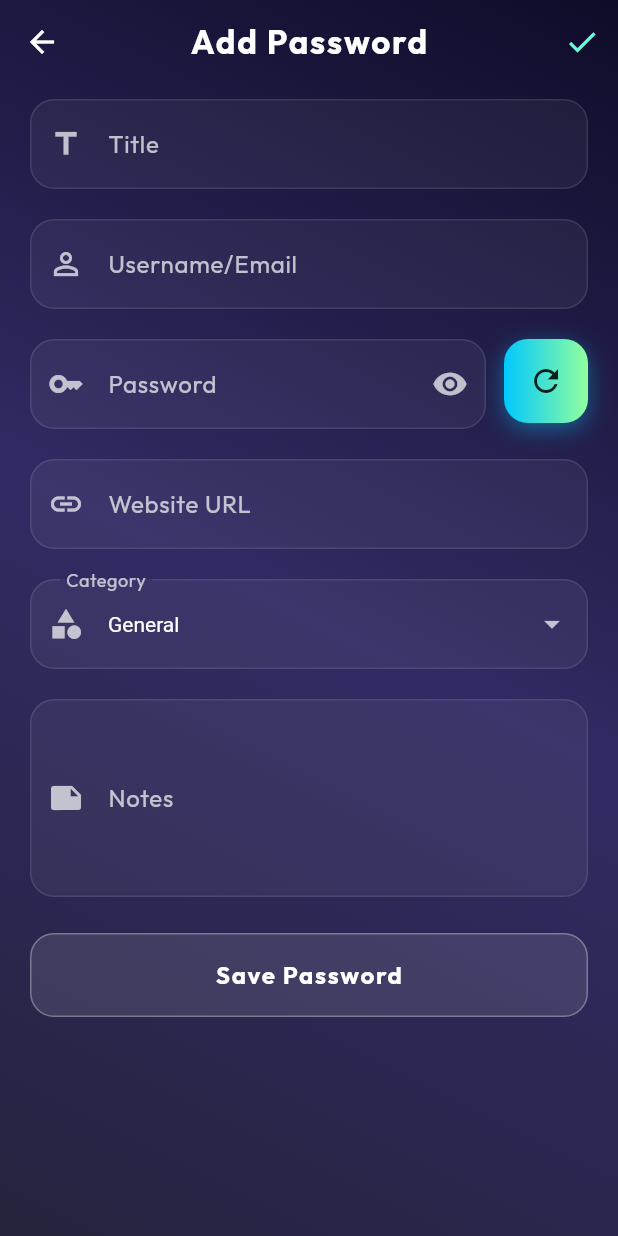
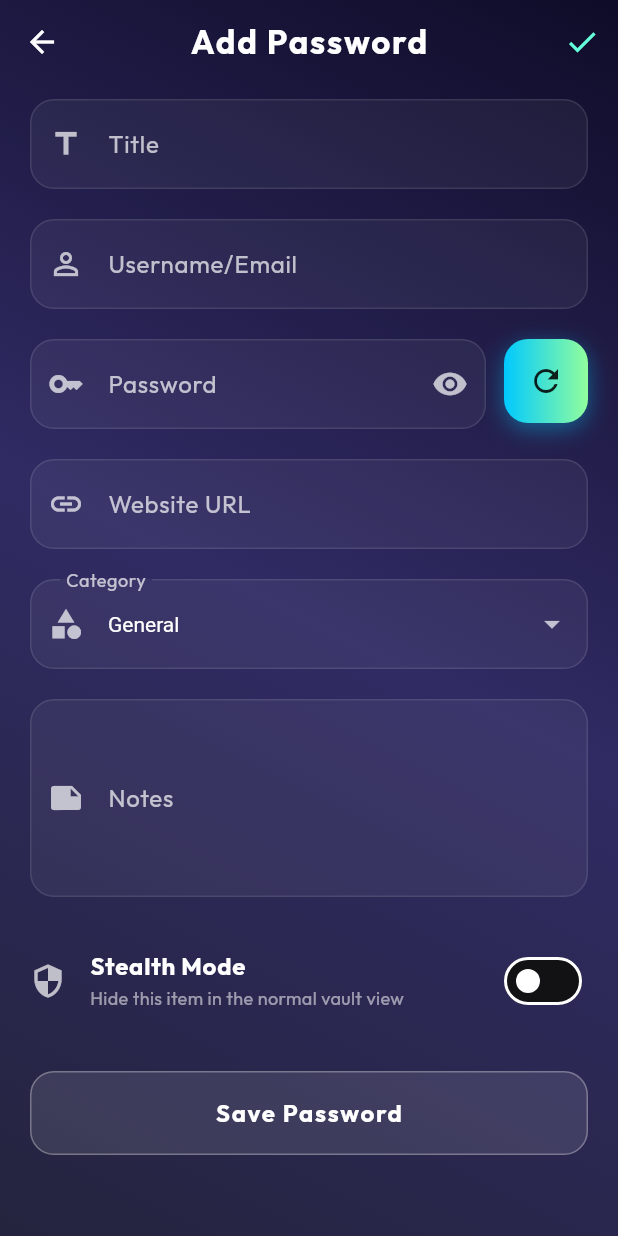
Before and after one commit to amal-infosec/crypton, a Flutter app: the AddEditPasswordScreen screen opened directly, on a phone screen of 412 x 824 dp. Run offline on Flutter 3.47's test engine with Material 3 defaults, Android fonts, the phone set to English and light mode, and no system bars; our stand-ins replace csv, file_picker, flutter_secure_storage, google_fonts, hive, hive_flutter and 2 more; missing offline and left inert: encrypt, media_kit, media_kit_video, window_manager; accounts and stored records are empty.

Commit message:
Add Vault Stealth (Unhide) feature and update version to v1.1.1

```diff
--- a/lib/models/data_models.dart
+++ b/lib/models/data_models.dart
@@ -33,6 +33,9 @@ class PasswordEntry extends HiveObject {
   @HiveField(8)
   DateTime updatedAt;
 
+  @HiveField(9)
+  bool isStealth;
+
   PasswordEntry({
     String? id,
     required this.title,
@@ -41,6 +44,7 @@ class PasswordEntry extends HiveObject {
     this.website,
     this.notes,
     this.category = 'General',
+    this.isStealth = false,
     DateTime? createdAt,
     DateTime? updatedAt,
   })  : id = id ?? const Uuid().v4(),
@@ -55,6 +59,7 @@ class PasswordEntry extends HiveObject {
     'website': website,
     'notes': notes,
     'category': category,
+    'isStealth': isStealth,
     'createdAt': createdAt.toIso8601String(),
     'updatedAt': updatedAt.toIso8601String(),
   };
@@ -67,6 +72,7 @@ class PasswordEntry extends HiveObject {
       website: json['website'],
       notes: json['notes'],
       category: json['category'],
+      isStealth: json['isStealth'] ?? false,
       createdAt: DateTime.parse(json['createdAt']),
       updatedAt: DateTime.parse(json['updatedAt']),
   );
@@ -92,11 +98,15 @@ class SecureNote extends HiveObject {
   @HiveField(5)
   DateTime updatedAt;
 
+  @HiveField(6)
+  bool isStealth;
+
   SecureNote({
     String? id,
     required this.title,
     required this.encryptedContent,
     this.category = 'Personal',
+    this.isStealth = false,
     DateTime? createdAt,
     DateTime? updatedAt,
   }) : id = id ?? const Uuid().v4(),
@@ -108,6 +118,7 @@ class SecureNote extends HiveObject {
     'title': title,
     'encryptedContent': encryptedContent,
     'category': category,
+    'isStealth': isStealth,
     'createdAt': createdAt.toIso8601String(),
     'updatedAt': updatedAt.toIso8601String(),
   };
@@ -117,6 +128,7 @@ class SecureNote extends HiveObject {
     title: json['title'],
     encryptedContent: json['encryptedContent'],
     category: json['category'],
+    isStealth: json['isStealth'] ?? false,
     createdAt: DateTime.parse(json['createdAt']),
     updatedAt: DateTime.parse(json['updatedAt']),
   );
--- a/lib/ui/screens/add_edit_password_screen.dart
+++ b/lib/ui/screens/add_edit_password_screen.dart
@@ -27,6 +27,7 @@ class _AddEditPasswordScreenState extends State<AddEditPasswordScreen> {
   late TextEditingController _notesController;
   String _category = 'General';
   bool _isObscure = true;
+  bool _isStealth = false;
 
   final List<String> _categories = [
     'General',
@@ -57,6 +58,7 @@ class _AddEditPasswordScreenState extends State<AddEditPasswordScreen> {
     _urlController = TextEditingController(text: e?.website);
     _notesController = TextEditingController(text: e?.notes);
     _category = e?.category ?? 'General';
+    _isStealth = e?.isStealth ?? false;
 
     if (e != null) {
       _decryptExistingPassword(e);
@@ -170,6 +172,7 @@ class _AddEditPasswordScreenState extends State<AddEditPasswordScreen> {
         entry.website = _urlController.text;
         entry.notes = _notesController.text;
         entry.category = _category;
+        entry.isStealth = _isStealth;
         entry.updatedAt = DateTime.now();
 
         await storage.savePassword(entry);
@@ -182,6 +185,7 @@ class _AddEditPasswordScreenState extends State<AddEditPasswordScreen> {
           website: _urlController.text,
           notes: _notesController.text,
           category: _category,
+          isStealth: _isStealth,
         );
         await storage.savePassword(entry);
       }
@@ -372,6 +376,16 @@ class _AddEditPasswordScreenState extends State<AddEditPasswordScreen> {
            icon: Icons.note,
            maxLines: 4
         ),
+        const SizedBox(height: 20),
+        SwitchListTile(
+          title: const Text('Stealth Mode', style: TextStyle(color: Colors.white, fontWeight: FontWeight.bold)),
+          subtitle: const Text('Hide this item in the normal vault view', style: TextStyle(color: Colors.white54, fontSize: 12)),
+          secondary: Icon(Icons.security, color: _isStealth ? Colors.tealAccent : Colors.white70),
+          value: _isStealth,
+          activeColor: Colors.tealAccent,
+          onChanged: (v) => setState(() => _isStealth = v),
+          contentPadding: EdgeInsets.zero,
+        ),
         const SizedBox(height: 24),
         SizedBox(
           width: double.infinity,
--- a/pubspec.yaml
+++ b/pubspec.yaml
@@ -16,7 +16,7 @@ publish_to: 'none' # Remove this line if you wish to publish to pub.dev
 # https://developer.apple.com/library/archive/documentation/General/Reference/InfoPlistKeyReference/Articles/CoreFoundationKeys.html
 # In Windows, build-name is used as the major, minor, and patch parts
 # of the product and file versions while build-number is used as the build suffix.
-version: 1.0.0+1
+version: 1.1.1+1
 
 environment:
   sdk: ^3.10.7
@@ -75,7 +75,7 @@ msix_config:
   publisher_display_name: Crypton
   publisher: CN=Crypton, O=Crypton, L=New York, S=NY, C=US
   identity_name: com.crypton.app
-  msix_version: 1.0.0.0
+  msix_version: 1.1.1.0
   logo_path: assets/icon/icon.png
   capabilities: internetClient, location, microphone, webcam
   certificate_path: crypton_cert.pfx
```
Also changed, not shown: lib/core/storage_service.dart (+6 -2 lines), lib/ui/screens/add_edit_note_screen.dart (+14 -0 lines), lib/ui/screens/category_detail_screen.dart (+28 -2 lines), lib/ui/screens/desktop_home_screen.dart (+20 -2 lines), lib/ui/screens/home_screen.dart (+27 -2 lines), lib/models/data_models.g.dart.
